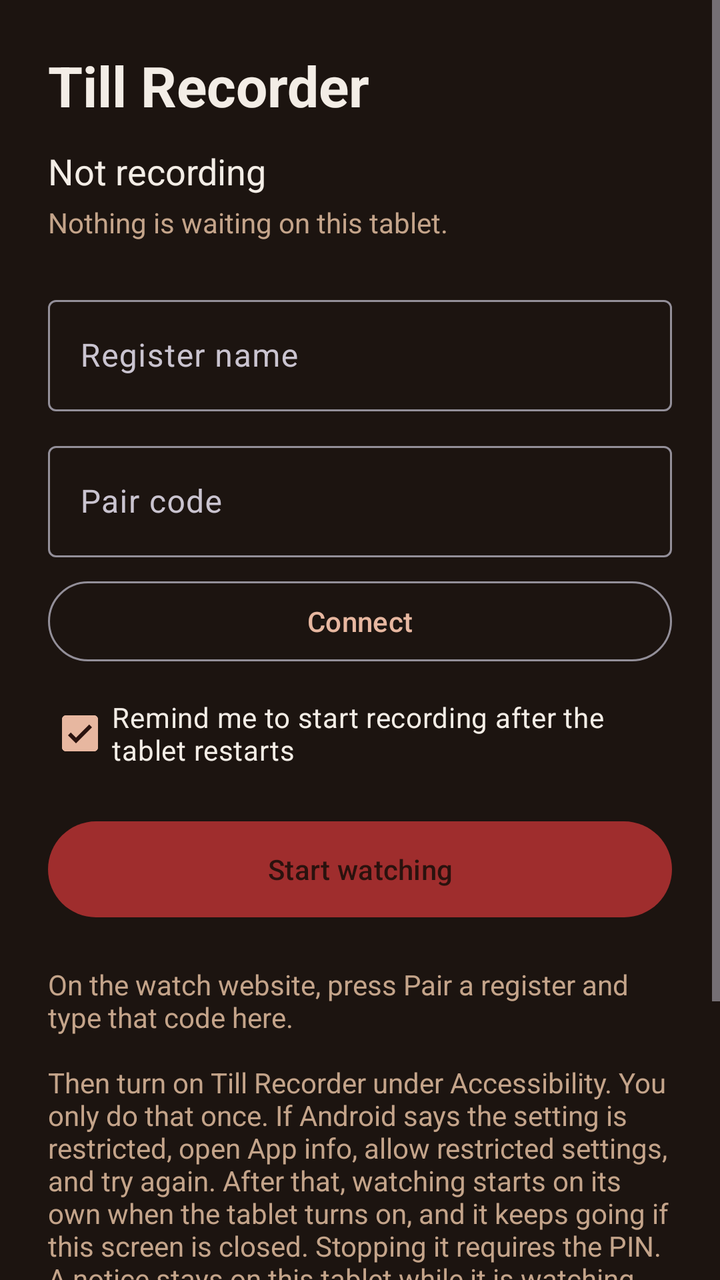
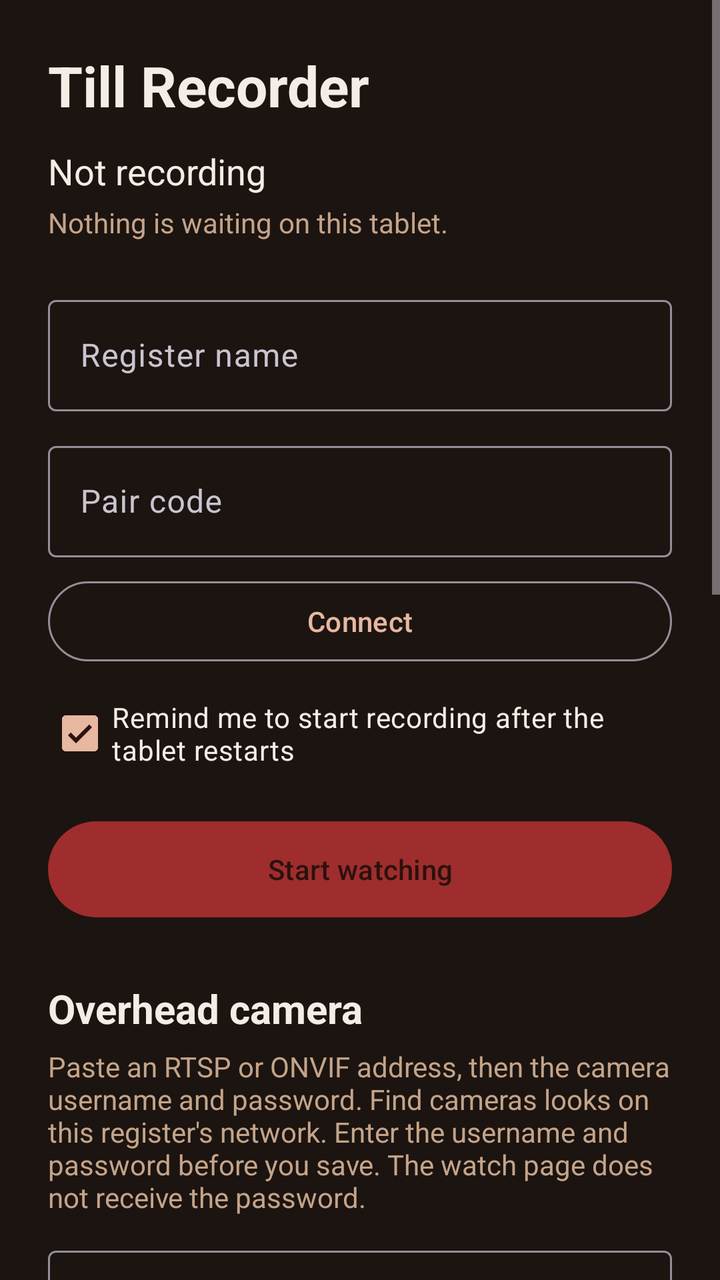

An Android layout rendered at two revisions. The XML below is the earlier revision; the diff shows what the commit changed to produce the second picture.
<!-- AndroidManifest.xml: application theme Theme.TillRecorder -->
<!-- res/layout/activity_main.xml -->
<?xml version="1.0" encoding="utf-8"?>
<ScrollView xmlns:android="http://schemas.android.com/apk/res/android"
    xmlns:app="http://schemas.android.com/apk/res-auto"
    android:layout_width="match_parent"
    android:layout_height="match_parent"
    android:background="@color/bg"
    android:fillViewport="true">

    <LinearLayout
        android:layout_width="match_parent"
        android:layout_height="wrap_content"
        android:orientation="vertical"
        android:padding="24dp">

        <TextView
            android:layout_width="match_parent"
            android:layout_height="wrap_content"
            android:text="@string/app_name"
            android:textColor="@color/ink"
            android:textSize="28sp"
            android:textStyle="bold" />

        <TextView
            android:id="@+id/statusText"
            android:layout_width="match_parent"
            android:layout_height="wrap_content"
            android:layout_marginTop="12dp"
            android:text="@string/status_idle"
            android:textColor="@color/ink"
            android:textSize="18sp" />

        <TextView
            android:id="@+id/pendingText"
            android:layout_width="match_parent"
            android:layout_height="wrap_content"
            android:layout_marginTop="4dp"
            android:text="@string/pending_clear"
            android:textColor="@color/muted"
            android:textSize="14sp" />

        <LinearLayout
            android:id="@+id/lockPanel"
            android:layout_width="match_parent"
            android:layout_height="wrap_content"
            android:orientation="vertical"
            android:visibility="gone">

            <TextView
                android:id="@+id/lockStatus"
                android:layout_width="match_parent"
                android:layout_height="wrap_content"
                android:layout_marginTop="24dp"
                android:text="@string/watching_locked"
                android:textColor="@color/ink"
                android:textSize="18sp" />

            <TextView
                android:layout_width="match_parent"
                android:layout_height="wrap_content"
                android:layout_marginTop="8dp"
                android:text="@string/pin_title"
                android:textColor="@color/muted"
                android:textSize="16sp" />

            <com.google.android.material.textfield.TextInputLayout
                android:layout_width="match_parent"
                android:layout_height="wrap_content"
                android:layout_marginTop="12dp"
                android:hint="@string/pin_hint"
                app:boxBackgroundMode="outline">

                <com.google.android.material.textfield.TextInputEditText
                    android:id="@+id/pinEntry"
                    android:layout_width="match_parent"
                    android:layout_height="wrap_content"
                    android:digits="0123456789"
                    android:imeOptions="actionDone"
                    android:importantForAutofill="no"
                    android:inputType="numberPassword"
                    android:maxLength="6"
                    android:singleLine="true" />
            </com.google.android.material.textfield.TextInputLayout>

            <TextView
                android:id="@+id/pinError"
                android:layout_width="match_parent"
                android:layout_height="wrap_content"
                android:layout_marginTop="8dp"
                android:textColor="@color/pin_error"
                android:textSize="16sp"
                android:visibility="gone" />

            <com.google.android.material.button.MaterialButton
                android:id="@+id/unlockButton"
                android:layout_width="match_parent"
                android:layout_height="56dp"
                android:layout_marginTop="12dp"
                android:text="@string/pin_unlock" />
        </LinearLayout>

        <LinearLayout
            android:id="@+id/pinSetupPanel"
            android:layout_width="match_parent"
            android:layout_height="wrap_content"
            android:orientation="vertical"
            android:visibility="gone">

            <TextView
                android:layout_width="match_parent"
                android:layout_height="wrap_content"
                android:layout_marginTop="24dp"
                android:text="@string/pin_setup_body"
                android:textColor="@color/ink"
                android:textSize="18sp" />

            <com.google.android.material.textfield.TextInputLayout
                android:layout_width="match_parent"
                android:layout_height="wrap_content"
                android:layout_marginTop="12dp"
                android:hint="@string/pin_new"
                app:boxBackgroundMode="outline">

                <com.google.android.material.textfield.TextInputEditText
                    android:id="@+id/newPin"
                    android:layout_width="match_parent"
                    android:layout_height="wrap_content"
                    android:digits="0123456789"
                    android:importantForAutofill="no"
                    android:inputType="numberPassword"
                    android:maxLength="6"
                    android:singleLine="true" />
            </com.google.android.material.textfield.TextInputLayout>

            <com.google.android.material.textfield.TextInputLayout
                android:layout_width="match_parent"
                android:layout_height="wrap_content"
                android:layout_marginTop="12dp"
                android:hint="@string/pin_confirm"
                app:boxBackgroundMode="outline">

                <com.google.android.material.textfield.TextInputEditText
                    android:id="@+id/confirmPin"
                    android:layout_width="match_parent"
                    android:layout_height="wrap_content"
                    android:digits="0123456789"
                    android:imeOptions="actionDone"
                    android:importantForAutofill="no"
                    android:inputType="numberPassword"
                    android:maxLength="6"
                    android:singleLine="true" />
            </com.google.android.material.textfield.TextInputLayout>

            <TextView
                android:id="@+id/pinSetupError"
                android:layout_width="match_parent"
                android:layout_height="wrap_content"
                android:layout_marginTop="8dp"
                android:textColor="@color/pin_error"
                android:textSize="16sp"
                android:visibility="gone" />

            <com.google.android.material.button.MaterialButton
                android:id="@+id/savePinButton"
                android:layout_width="match_parent"
                android:layout_height="56dp"
                android:layout_marginTop="12dp"
                android:text="@string/pin_save" />
        </LinearLayout>

        <LinearLayout
            android:id="@+id/controlsPanel"
            android:layout_width="match_parent"
            android:layout_height="wrap_content"
            android:orientation="vertical">

        <com.google.android.material.textfield.TextInputLayout
            android:layout_width="match_parent"
            android:layout_height="wrap_content"
            android:layout_marginTop="24dp"
            android:hint="@string/register_name"
            app:boxBackgroundMode="outline">

            <com.google.android.material.textfield.TextInputEditText
                android:id="@+id/registerName"
                android:layout_width="match_parent"
                android:layout_height="wrap_content"
                android:inputType="textCapWords"
                android:singleLine="true" />
        </com.google.android.material.textfield.TextInputLayout>

        <com.google.android.material.textfield.TextInputLayout
            android:id="@+id/pairLayout"
            android:layout_width="match_parent"
            android:layout_height="wrap_content"
            android:layout_marginTop="12dp"
            android:hint="@string/pair_code"
            app:boxBackgroundMode="outline">

            <com.google.android.material.textfield.TextInputEditText
                android:id="@+id/pairCode"
                android:layout_width="match_parent"
                android:layout_height="wrap_content"
                android:inputType="textCapCharacters"
                android:singleLine="true" />
        </com.google.android.material.textfield.TextInputLayout>

        <com.google.android.material.button.MaterialButton
            android:id="@+id/connectButton"
            style="@style/Widget.Material3.Button.OutlinedButton"
            android:layout_width="match_parent"
            android:layout_height="wrap_content"
            android:layout_marginTop="8dp"
            android:text="@string/connect" />

        <com.google.android.material.checkbox.MaterialCheckBox
            android:id="@+id/remindRestart"
            android:layout_width="match_parent"
            android:layout_height="wrap_content"
            android:layout_marginTop="8dp"
            android:checked="true"
            android:text="@string/remind_restart"
            android:textColor="@color/ink" />

        <com.google.android.material.button.MaterialButton
            android:id="@+id/recordButton"
            android:layout_width="match_parent"
            android:layout_height="56dp"
            android:layout_marginTop="16dp"
            android:text="@string/start"
            app:backgroundTint="@color/record" />

        <TextView
            android:layout_width="match_parent"
            android:layout_height="wrap_content"
            android:layout_marginTop="20dp"
            android:text="@string/help"
            android:textColor="@color/muted"
            android:textSize="14sp" />

        <TextView
            android:layout_width="match_parent"
            android:layout_height="wrap_content"
            android:layout_marginTop="12dp"
            android:text="@string/card_warning"
            android:textColor="@color/muted"
            android:textSize="14sp" />
        </LinearLayout>
    </LinearLayout>
</ScrollView>
<!-- resources referenced by this layout -->
<resources>
  <color name="bg">#1C1410</color>
  <color name="ink">#F3EDE6</color>
  <color name="muted">#C4A48A</color>
  <color name="pin_error">#FFB4A8</color>
  <color name="record">#9F2D2D</color>
  <string name="app_name">Till Recorder</string>
  <string name="card_warning">A clip includes everything on the screen. Use a register that hides card numbers, and only give the token to people who should watch the day.</string>
  <string name="connect">Connect</string>
  <string name="help">On the watch website, press Pair a register and type that code here.\n\nThen turn on Till Recorder under Accessibility. You only do that once. If Android says the setting is restricted, open App info, allow restricted settings, and try again. After that, watching starts on its own when the tablet turns on, and it keeps going if this screen is closed. Stopping it requires the PIN. A notice stays on this tablet while it is watching.\n\nFrom the website you can turn the front camera on or off, and lock the register. The register stays locked until this PIN is entered on the tablet, or you press Unlock on the watch page.</string>
  <string name="pair_code">Pair code</string>
  <string name="pending_clear">Nothing is waiting on this tablet.</string>
  <string name="pin_confirm">Confirm PIN</string>
  <string name="pin_hint">PIN</string>
  <string name="pin_new">New PIN</string>
  <string name="pin_save">Save PIN</string>
  <string name="pin_setup_body">Set a PIN of 4 to 6 digits. Watching can only be stopped after this PIN is entered.</string>
  <string name="pin_title">Enter the PIN to change this register.</string>
  <string name="pin_unlock">Unlock</string>
  <string name="register_name">Register name</string>
  <string name="remind_restart">Remind me to start recording after the tablet restarts</string>
  <string name="start">Start watching</string>
  <string name="status_idle">Not recording</string>
  <string name="watching_locked">Watching this register.</string>
  <style name="Theme.TillRecorder" parent="Theme.Material3.Dark.NoActionBar">
          <item name="colorPrimary">#E7B7A0</item>
          <item name="colorOnPrimary">#2A120E</item>
          <item name="android:statusBarColor">@color/bg</item>
          <item name="android:navigationBarColor">@color/bg</item>
          <item name="android:windowBackground">@color/bg</item>
          <item name="android:windowLightStatusBar">false</item>
      </style>
</resources>

<!-- the commit's change to res/layout/activity_main.xml (unified diff, before → after) -->
@@ -232,6 +232,105 @@
         <TextView
             android:layout_width="match_parent"
             android:layout_height="wrap_content"
+            android:layout_marginTop="28dp"
+            android:text="@string/camera_title"
+            android:textColor="@color/ink"
+            android:textSize="20sp"
+            android:textStyle="bold" />
+
+        <TextView
+            android:layout_width="match_parent"
+            android:layout_height="wrap_content"
+            android:layout_marginTop="6dp"
+            android:text="@string/camera_help"
+            android:textColor="@color/muted"
+            android:textSize="14sp" />
+
+        <com.google.android.material.textfield.TextInputLayout
+            android:layout_width="match_parent"
+            android:layout_height="wrap_content"
+            android:layout_marginTop="12dp"
+            android:hint="@string/camera_url"
+            app:boxBackgroundMode="outline">
+
+            <com.google.android.material.textfield.TextInputEditText
+                android:id="@+id/cameraUrl"
+                android:layout_width="match_parent"
+                android:layout_height="wrap_content"
+                android:inputType="textUri"
+                android:singleLine="true" />
+        </com.google.android.material.textfield.TextInputLayout>
+
+        <com.google.android.material.textfield.TextInputLayout
+            android:layout_width="match_parent"
+            android:layout_height="wrap_content"
+            android:layout_marginTop="8dp"
+            android:hint="@string/camera_user"
+            app:boxBackgroundMode="outline">
+
+            <com.google.android.material.textfield.TextInputEditText
+                android:id="@+id/cameraUser"
+                android:layout_width="match_parent"
+                android:layout_height="wrap_content"
+                android:inputType="text"
+                android:singleLine="true" />
+        </com.google.android.material.textfield.TextInputLayout>
+
+        <com.google.android.material.textfield.TextInputLayout
+            android:layout_width="match_parent"
+            android:layout_height="wrap_content"
+            android:layout_marginTop="8dp"
+            android:hint="@string/camera_password"
+            app:boxBackgroundMode="outline"
+            app:endIconMode="password_toggle">
+
+            <com.google.android.material.textfield.TextInputEditText
+                android:id="@+id/cameraPassword"
+                android:layout_width="match_parent"
+                android:layout_height="wrap_content"
+                android:inputType="textPassword"
+                android:singleLine="true" />
+        </com.google.android.material.textfield.TextInputLayout>
+
+        <com.google.android.material.button.MaterialButton
+            android:id="@+id/findCameras"
+            style="@style/Widget.Material3.Button.OutlinedButton"
+            android:layout_width="match_parent"
+            android:layout_height="wrap_content"
+            android:layout_marginTop="8dp"
+            android:text="@string/camera_find" />
+
+        <LinearLayout
+            android:id="@+id/cameraChoices"
+            android:layout_width="match_parent"
+            android:layout_height="wrap_content"
+            android:orientation="vertical" />
+
+        <TextView
+            android:id="@+id/cameraStatus"
+            android:layout_width="match_parent"
+            android:layout_height="wrap_content"
+            android:layout_marginTop="8dp"
+            android:textColor="@color/muted"
+            android:textSize="14sp" />
+
+        <com.google.android.material.button.MaterialButton
+            android:id="@+id/saveCamera"
+            android:layout_width="match_parent"
+            android:layout_height="wrap_content"
+            android:layout_marginTop="8dp"
+            android:text="@string/camera_save" />
+
+        <com.google.android.material.button.MaterialButton
+            android:id="@+id/clearCamera"
+            style="@style/Widget.Material3.Button.TextButton"
+            android:layout_width="match_parent"
+            android:layout_height="wrap_content"
+            android:text="@string/camera_clear" />
+
+        <TextView
+            android:layout_width="match_parent"
+            android:layout_height="wrap_content"
             android:layout_marginTop="20dp"
             android:text="@string/help"
             android:textColor="@color/muted"
<!-- resource entries referenced after the edit -->
@@ -6,7 +6,15 @@
   <color name="pin_error">#FFB4A8</color>
   <color name="record">#9F2D2D</color>
   <string name="app_name">Till Recorder</string>
-  <string name="card_warning">A clip includes everything on the screen. Use a register that hides card numbers, and only give the token to people who should watch the day.</string>
+  <string name="camera_clear">Clear camera</string>
+  <string name="camera_find">Find cameras</string>
+  <string name="camera_help">Paste an RTSP or ONVIF address, then the camera username and password. Find cameras looks on this register\'s network. Enter the username and password before you save. The watch page does not receive the password.</string>
+  <string name="camera_password">Password</string>
+  <string name="camera_save">Save camera</string>
+  <string name="camera_title">Overhead camera</string>
+  <string name="camera_url">RTSP or ONVIF address</string>
+  <string name="camera_user">Username</string>
+  <string name="card_warning">A clip includes everything on the screen, and the text typed on this register is saved with it. Use a register that hides card numbers, and only give the token to people who should watch the day.</string>
   <string name="connect">Connect</string>
   <string name="help">On the watch website, press Pair a register and type that code here.\n\nThen turn on Till Recorder under Accessibility. You only do that once. If Android says the setting is restricted, open App info, allow restricted settings, and try again. After that, watching starts on its own when the tablet turns on, and it keeps going if this screen is closed. Stopping it requires the PIN. A notice stays on this tablet while it is watching.\n\nFrom the website you can turn the front camera on or off, and lock the register. The register stays locked until this PIN is entered on the tablet, or you press Unlock on the watch page.</string>
   <string name="pair_code">Pair code</string>
